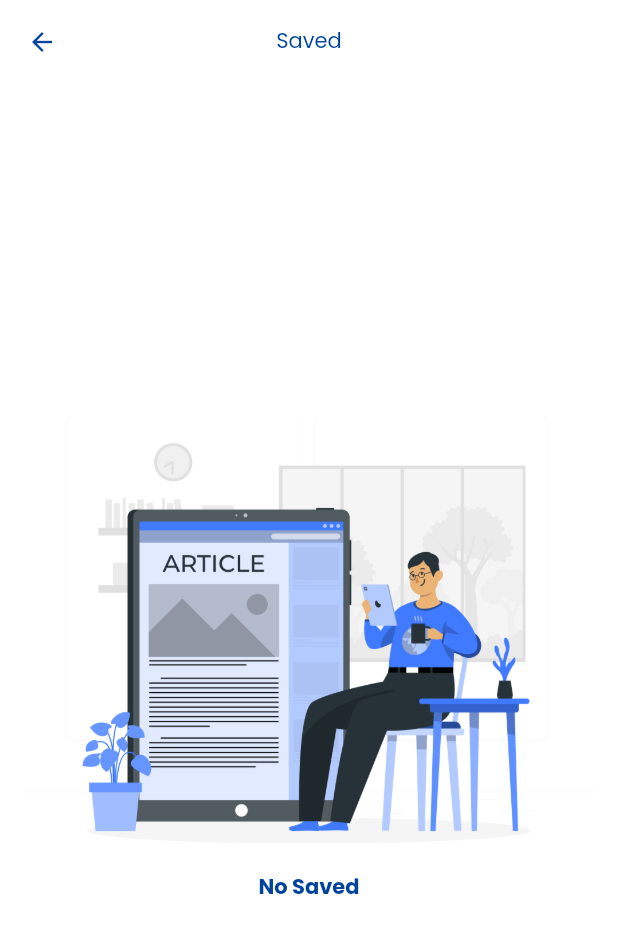
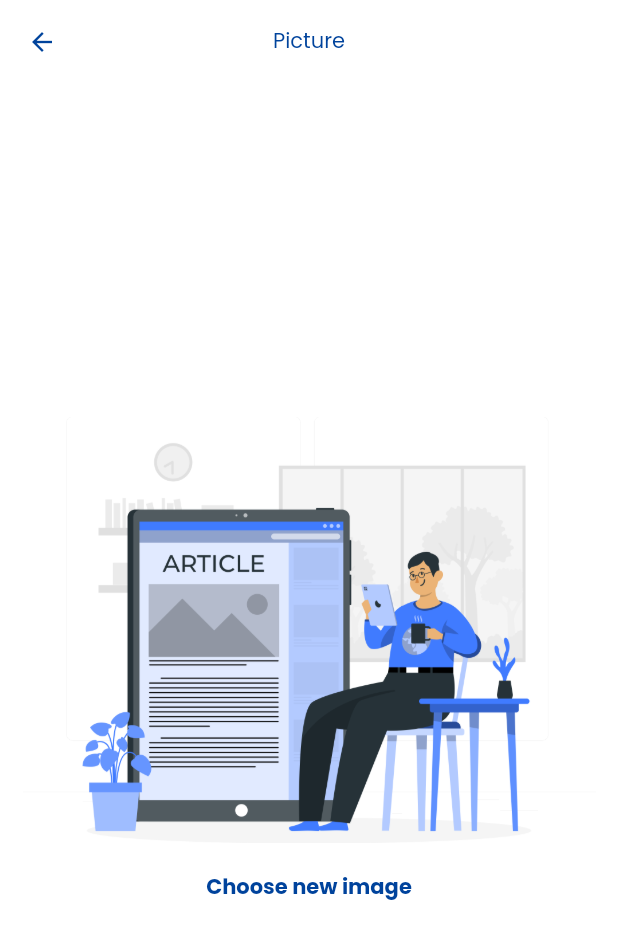
Before and after one commit to HTI-Library/Library, a Flutter app: the screen it shows after launch, on a phone screen of 412 x 824 dp. Shown: the top 939 px of the screen. Run offline on Flutter 3.47's test engine with Material 2 defaults, Android fonts, the phone set to English and light mode, and no system bars; our stand-ins replace bloc, connectivity, country_code_picker, dio, equatable, flutter_bloc and 10 more; missing offline and left inert: dart:ffi; project files that could hold a hidden picture were left out.

Commit message:
change new photo برضو عايز تظبيط الصوره بس

```diff
--- /dev/null
+++ b/lib/features/change_new_photo/change_new_photo.dart
@@ -0,0 +1,36 @@
+import 'package:flutter/material.dart';
+import 'package:hexcolor/hexcolor.dart';
+import 'package:hti_library/core/util/constants.dart';
+import 'package:hti_library/core/util/widgets/asset_svg.dart';
+import 'package:hti_library/core/util/widgets/back_scaffold.dart';
+import 'package:hti_library/core/util/widgets/main_scaffold.dart';
+
+class ChangeNewPhoto extends StatelessWidget {
+  const ChangeNewPhoto({Key? key}) : super(key: key);
+
+  @override
+  Widget build(BuildContext context) {
+    return MainScaffold(
+      scaffold: BackScaffold(
+        scaffoldBackgroundColor: Theme
+            .of(context)
+            .scaffoldBackgroundColor,
+        title: 'Picture',
+        body: Padding(
+          padding: const EdgeInsets.all(15.0),
+          child: Column(
+            crossAxisAlignment: CrossAxisAlignment.center,
+            mainAxisAlignment: MainAxisAlignment.center,
+            children: [
+          Image.asset("assets/images/test.png"),
+          space20Vertical,
+          Text('Choose new image' ,
+              style: Theme.of(context).textTheme .bodyText2!,),
+
+            ],
+          ),
+        ),
+      ),
+    );
+  }
+}
--- a/lib/main.dart
+++ b/lib/main.dart
@@ -12,6 +12,7 @@ import 'core/util/constants.dart';
 import 'core/util/cubit/cubit.dart';
 import 'core/util/cubit/state.dart';
 import 'features/account/presntation/pages/account.dart';
+import 'features/change_new_photo/change_new_photo.dart';
 import 'features/login/presentation/pages/login_page.dart';
 import 'features/main/presentation/pages/main_page.dart';
 import 'features/on_boarding/presentation/pages/on_boarding_page.dart';
@@ -101,7 +102,7 @@ class _MyAppState extends State<MyApp> {
                 : ThemeMode.light,
             theme: MainCubit.get(context).lightTheme,
             darkTheme: MainCubit.get(context).darkTheme,
-            home: SavedPage(),
+            home: ChangeNewPhoto(),
           );
         },
       ),
```
